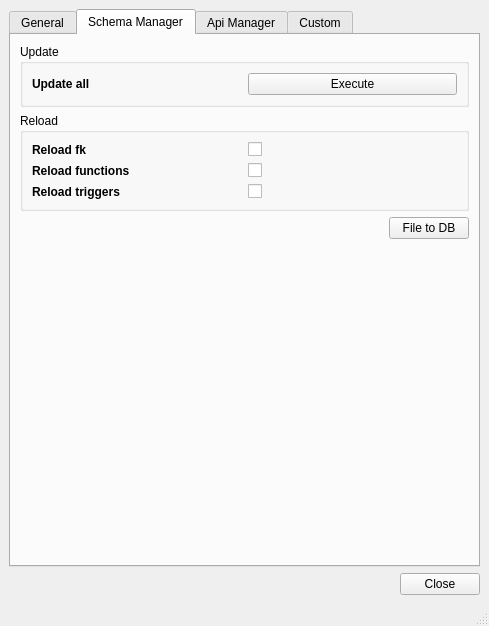
First picture: the form in ui/readsql.ui, repository Giswater/giswater_qgis_plugin, before the edit.
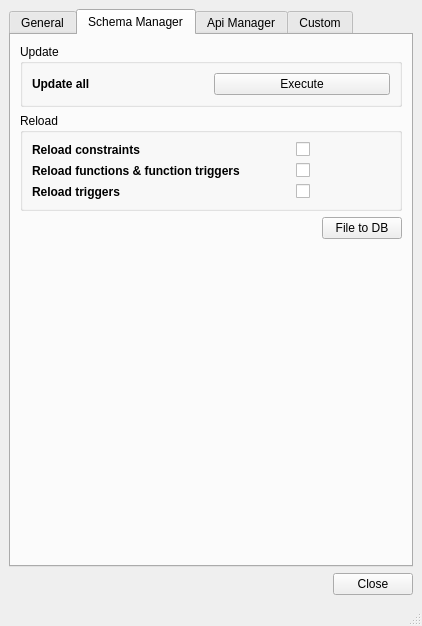
Second picture: the form after the edit. The open tabs and pages were chosen to show the change.

Commit message: Enhance form and code of readsql

```diff
--- a/ui/readsql.ui
+++ b/ui/readsql.ui
@@ -6,7 +6,7 @@
    <rect>
     <x>0</x>
     <y>0</y>
-    <width>489</width>
+    <width>422</width>
     <height>626</height>
    </rect>
   </property>
@@ -444,7 +444,7 @@
               </font>
              </property>
              <property name="text">
-              <string>Reload functions</string>
+              <string>Reload functions &amp; function triggers               </string>
              </property>
             </widget>
            </item>
@@ -457,7 +457,7 @@
               </font>
              </property>
              <property name="text">
-              <string>Reload fk</string>
+              <string>Reload constraints</string>
              </property>
             </widget>
            </item>
```
Left out of the diff: 4 changed lines with no effect on the pictures. The commit also changes 1 other file.
